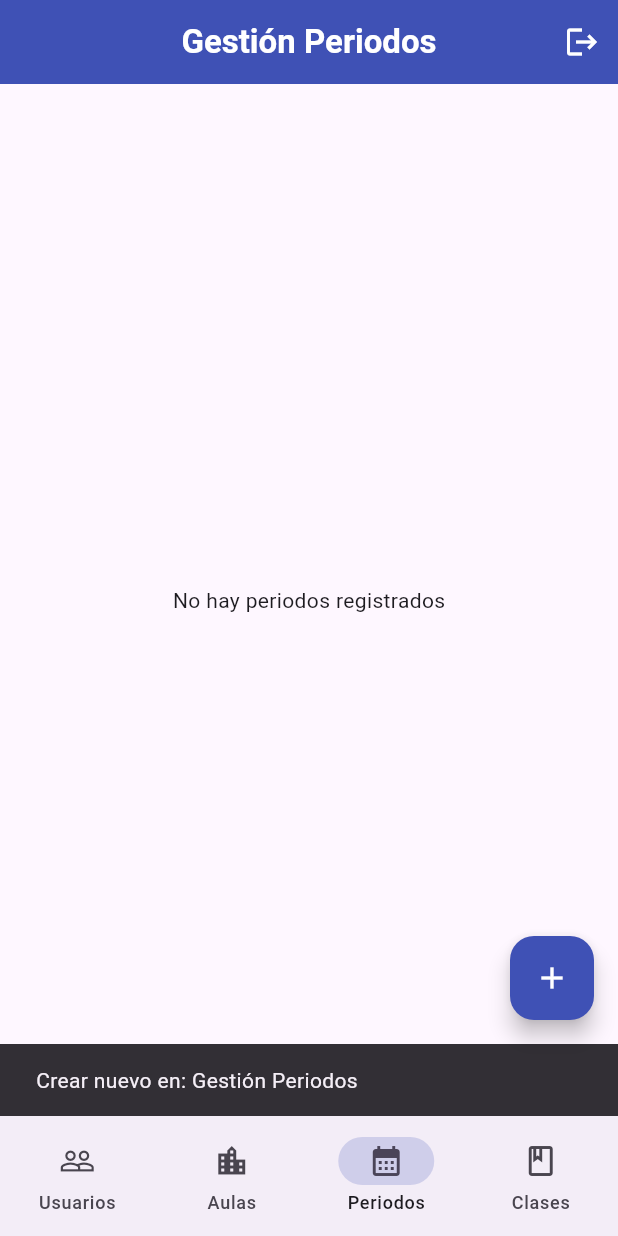
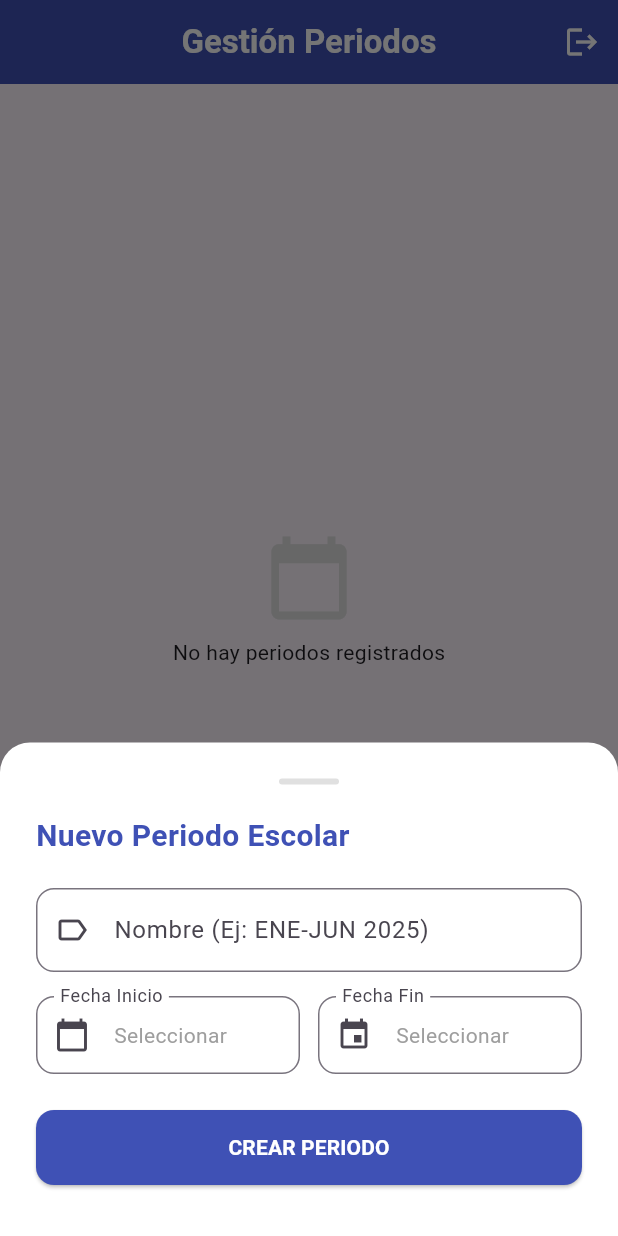
Before and after one commit to FranMirandaJ/dam_proyecto_final, a Flutter app: the AdminHomeScreen screen opened directly, item 3 of the bottom bar chosen, after a tap on the "add" icon, on a phone screen of 412 x 824 dp. Run offline on Flutter 3.47's test engine with Material 3 defaults, Android fonts, the phone set to English and light mode, and no system bars; our stand-ins replace cloud_firestore, firebase_auth, firebase_core, firebase_messaging, flutter_map, geolocator and 2 more; missing offline and left inert: mobile_scanner; accounts and stored records are empty.

Commit message:
se añadio la creacion y edicion de periodos en admin

```diff
--- a/lib/screens/administrator/admin_periodos.dart
+++ b/lib/screens/administrator/admin_periodos.dart
@@ -1,46 +1,172 @@
 import 'package:flutter/material.dart';
 import 'package:cloud_firestore/cloud_firestore.dart';
-import 'package:intl/intl.dart'; // Asegúrate de tener intl en pubspec.yaml
+import 'package:intl/intl.dart';
+import 'widgets/manage_periodo_modal.dart';
 
 class AdminPeriodosScreen extends StatelessWidget {
   const AdminPeriodosScreen({Key? key}) : super(key: key);
 
-  String _formatTimestamp(dynamic timestamp) {
-    if (timestamp == null) return "--";
-    if (timestamp is Timestamp) {
-      return DateFormat('dd/MM/yyyy').format(timestamp.toDate());
-    }
-    return timestamp.toString();
-  }
-
   @override
   Widget build(BuildContext context) {
     return StreamBuilder<QuerySnapshot>(
-      stream: FirebaseFirestore.instance.collection('periodos').orderBy('inicio', descending: true).snapshots(),
+      // Ordenamos por inicio descendente para ver lo más nuevo arriba
+      stream: FirebaseFirestore.instance
+          .collection('periodos')
+          .orderBy('inicio', descending: true)
+          .snapshots(),
+
       builder: (context, snapshot) {
-        if (!snapshot.hasData) return const Center(child: CircularProgressIndicator());
+        if (snapshot.hasError)
+          return const Center(child: Text("Error al cargar datos"));
+        if (!snapshot.hasData)
+          return const Center(child: CircularProgressIndicator());
 
         final docs = snapshot.data!.docs;
 
-        if (docs.isEmpty) return const Center(child: Text("No hay periodos registrados"));
+        if (docs.isEmpty) {
+          return Center(
+            child: Column(
+              mainAxisAlignment: MainAxisAlignment.center,
+              children: [
+                Icon(Icons.calendar_today, size: 60, color: Colors.grey[300]),
+                const SizedBox(height: 10),
+                const Text("No hay periodos registrados"),
+              ],
+            ),
+          );
+        }
 
         return ListView.builder(
-          padding: const EdgeInsets.all(10),
+          padding: const EdgeInsets.only(
+            top: 10,
+            bottom: 80,
+            left: 10,
+            right: 10,
+          ),
           itemCount: docs.length,
           itemBuilder: (context, index) {
             final data = docs[index].data() as Map<String, dynamic>;
-            final String nombre = data['periodo'] ?? 'Periodo sin nombre';
-            final String inicio = _formatTimestamp(data['inicio']);
-            final String fin = _formatTimestamp(data['fin']);
+            final String id = docs[index].id;
+            final String nombre = data['periodo'] ?? '---';
+
+            DateTime? inicio, fin;
+            if (data['inicio'] != null)
+              inicio = (data['inicio'] as Timestamp).toDate();
+            if (data['fin'] != null) fin = (data['fin'] as Timestamp).toDate();
+
+            final dateFormat = DateFormat('dd MMM yyyy');
+
+            // --- LÓGICA DE ESTADO (VISUAL) ---
+            final now = DateTime.now();
+
+            // Estado por defecto
+            String estadoLabel = "DESCONOCIDO";
+            Color estadoColor = Colors.grey;
+            bool isCurrent = false;
+
+            if (inicio != null && fin != null) {
+              // Ajustamos fin al final del día para comparación justa
+              final endOfFin = DateTime(
+                fin.year,
+                fin.month,
+                fin.day,
+                23,
+                59,
+                59,
+              );
+
+              if (now.isBefore(inicio)) {
+                estadoLabel = "PRÓXIMO";
+                estadoColor = Colors.blue;
+              } else if (now.isAfter(endOfFin)) {
+                estadoLabel = "FINALIZADO";
+                estadoColor = Colors.grey;
+              } else {
+                estadoLabel = "ACTUAL";
+                estadoColor = Colors.green;
+                isCurrent = true;
+              }
+            }
 
             return Card(
-              elevation: 2,
+              elevation: isCurrent ? 4 : 1,
+              shape: RoundedRectangleBorder(
+                borderRadius: BorderRadius.circular(12),
+                // Borde verde si es el actual para destacarlo
+                side: isCurrent
+                    ? const BorderSide(color: Color(0xFF3F51B5), width: 2)
+                    : BorderSide.none,
+              ),
+              margin: const EdgeInsets.symmetric(vertical: 6),
               child: ListTile(
-                leading: const Icon(Icons.date_range_rounded, color: Colors.purple, size: 30),
-                title: Text(nombre, style: const TextStyle(fontWeight: FontWeight.bold)),
-                subtitle: Text("Del $inicio al $fin"),
+                contentPadding: const EdgeInsets.symmetric(
+                  horizontal: 16,
+                  vertical: 12,
+                ),
+                leading: Container(
+                  padding: const EdgeInsets.all(10),
+                  decoration: BoxDecoration(
+                    color: estadoColor.withOpacity(0.1),
+                    borderRadius: BorderRadius.circular(8),
+                  ),
+                  child: Icon(Icons.date_range, color: estadoColor),
+                ),
+                title: Row(
+                  children: [
+                    Expanded(
+                      child: Text(
+                        nombre,
+                        style: TextStyle(
+                          fontWeight: FontWeight.bold,
+                          fontSize: 16,
+                          color: isCurrent ? Colors.black : Colors.grey[700],
+                        ),
+                      ),
+                    ),
+                    const SizedBox(width: 8),
+                    // Chip de estado
+                    Container(
+                      padding: const EdgeInsets.symmetric(
+                        horizontal: 8,
+                        vertical: 4,
+                      ),
+                      decoration: BoxDecoration(
+                        color: estadoColor,
+                        borderRadius: BorderRadius.circular(6),
+                      ),
+                      child: Text(
+                        estadoLabel,
+                        style: const TextStyle(
+                          color: Colors.white,
+                          fontSize: 10,
+                          fontWeight: FontWeight.bold,
+                        ),
+                      ),
+                    ),
+                  ],
+                ),
+                subtitle: Padding(
+                  padding: const EdgeInsets.only(top: 6.0),
+                  child: Text(
+                    "${inicio != null ? dateFormat.format(inicio) : '?'}  —  ${fin != null ? dateFormat.format(fin) : '?'}",
+                    style: TextStyle(fontSize: 13, color: Colors.grey[600]),
+                  ),
+                ),
+                // Quitamos el icono de basura (trailing)
+                // Solo dejamos el tap para editar si es necesario corregir fechas
+                trailing: const Icon(Icons.edit, size: 18, color: Colors.grey),
                 onTap: () {
-                  // Editar fechas del periodo
+                  showModalBottomSheet(
+                    context: context,
+                    isScrollControlled: true,
+                    backgroundColor: Colors.transparent,
+                    builder: (context) => ManagePeriodoModal(
+                      periodoId: id,
+                      currentName: nombre,
+                      currentInicio: inicio,
+                      currentFin: fin,
+                    ),
+                  );
                 },
               ),
             );
--- a/lib/screens/administrator/home_admin.dart
+++ b/lib/screens/administrator/home_admin.dart
@@ -10,6 +10,7 @@ import 'admin_clases.dart';
 
 import 'widgets/create_teacher_modal.dart';
 import 'widgets/manage_aula_modal.dart';
+import 'widgets/manage_periodo_modal.dart';
 
 class AdminHomeScreen extends StatefulWidget {
   const AdminHomeScreen({Key? key}) : super(key: key);
@@ -127,6 +128,14 @@ class _AdminHomeScreenState extends State<AdminHomeScreen> {
               builder: (context) =>
                   const ManageAulaModal(), // Sin argumentos = Crear
             );
+          } else if (_currentIndex == 2) {
+            // PERIODOS
+            showModalBottomSheet(
+              context: context,
+              isScrollControlled: true,
+              backgroundColor: Colors.transparent,
+              builder: (context) => const ManagePeriodoModal(), // Crear nuevo
+            );
           } else {
             // Otras pestañas...
             ScaffoldMessenger.of(context).showSnackBar(
--- /dev/null
+++ b/lib/screens/administrator/widgets/manage_periodo_modal.dart
@@ -0,0 +1,276 @@
+import 'package:flutter/material.dart';
+import 'package:cloud_firestore/cloud_firestore.dart';
+import 'package:intl/intl.dart';
+
+class ManagePeriodoModal extends StatefulWidget {
+  final String? periodoId;
+  final String? currentName;
+  final DateTime? currentInicio;
+  final DateTime? currentFin;
+
+  const ManagePeriodoModal({
+    Key? key,
+    this.periodoId,
+    this.currentName,
+    this.currentInicio,
+    this.currentFin,
+  }) : super(key: key);
+
+  @override
+  State<ManagePeriodoModal> createState() => _ManagePeriodoModalState();
+}
+
+class _ManagePeriodoModalState extends State<ManagePeriodoModal> {
+  final _formKey = GlobalKey<FormState>();
+  late TextEditingController _nameController;
+
+  DateTime? _fechaInicio;
+  DateTime? _fechaFin;
+  bool _isLoading = false;
+
+  @override
+  void initState() {
+    super.initState();
+    _nameController = TextEditingController(text: widget.currentName ?? '');
+    _fechaInicio = widget.currentInicio;
+    _fechaFin = widget.currentFin;
+  }
+
+  Future<void> _selectDate(BuildContext context, bool isStart) async {
+    final DateTime? picked = await showDatePicker(
+      context: context,
+      initialDate: isStart
+          ? (_fechaInicio ?? DateTime.now())
+          : (_fechaFin ?? DateTime.now().add(const Duration(days: 90))),
+      firstDate: DateTime(2020),
+      lastDate: DateTime(2030),
+    );
+    if (picked != null) {
+      setState(() {
+        if (isStart) {
+          _fechaInicio = picked;
+        } else {
+          _fechaFin = picked;
+        }
+      });
+    }
+  }
+
+  Future<void> _submit() async {
+    if (!_formKey.currentState!.validate()) return;
+
+    if (_fechaInicio == null || _fechaFin == null) {
+      ScaffoldMessenger.of(
+        context,
+      ).showSnackBar(const SnackBar(content: Text("Define ambas fechas")));
+      return;
+    }
+
+    if (_fechaFin!.isBefore(_fechaInicio!)) {
+      ScaffoldMessenger.of(context).showSnackBar(
+        const SnackBar(
+          content: Text("La fecha fin debe ser posterior al inicio"),
+        ),
+      );
+      return;
+    }
+
+    setState(() => _isLoading = true);
+
+    try {
+      final Map<String, dynamic> data = {
+        'periodo': _nameController.text.trim(),
+        // Nombre del periodo (Ej: ENE-JUN 2025)
+        'inicio': Timestamp.fromDate(_fechaInicio!),
+        'fin': Timestamp.fromDate(_fechaFin!),
+      };
+
+      if (widget.periodoId == null) {
+        // CREAR
+        await FirebaseFirestore.instance.collection('periodos').add(data);
+        if (mounted) {
+          Navigator.pop(context);
+          ScaffoldMessenger.of(context).showSnackBar(
+            const SnackBar(
+              content: Text("Periodo creado"),
+              backgroundColor: Colors.green,
+            ),
+          );
+        }
+      } else {
+        // EDITAR
+        await FirebaseFirestore.instance
+            .collection('periodos')
+            .doc(widget.periodoId)
+            .update(data);
+        if (mounted) {
+          Navigator.pop(context);
+          ScaffoldMessenger.of(context).showSnackBar(
+            const SnackBar(
+              content: Text("Periodo actualizado"),
+              backgroundColor: Colors.blue,
+            ),
+          );
+        }
+      }
+    } catch (e) {
+      if (mounted) {
+        ScaffoldMessenger.of(context).showSnackBar(
+          SnackBar(content: Text("Error: $e"), backgroundColor: Colors.red),
+        );
+      }
+    } finally {
+      if (mounted) setState(() => _isLoading = false);
+    }
+  }
+
+  @override
+  Widget build(BuildContext context) {
+    final bottomInset = MediaQuery.of(context).viewInsets.bottom;
+    final dateFormat = DateFormat('dd/MM/yyyy');
+
+    return Padding(
+      padding: EdgeInsets.only(bottom: bottomInset),
+      child: SingleChildScrollView(
+        child: Container(
+          padding: const EdgeInsets.all(24.0),
+          decoration: const BoxDecoration(
+            color: Colors.white,
+            borderRadius: BorderRadius.only(
+              topLeft: Radius.circular(20),
+              topRight: Radius.circular(20),
+            ),
+          ),
+          child: Form(
+            key: _formKey,
+            child: Column(
+              mainAxisSize: MainAxisSize.min,
+              crossAxisAlignment: CrossAxisAlignment.start,
+              children: [
+                Center(
+                  child: Container(
+                    width: 40,
+                    height: 4,
+                    decoration: BoxDecoration(
+                      color: Colors.grey[300],
+                      borderRadius: BorderRadius.circular(2),
+                    ),
+                  ),
+                ),
+                const SizedBox(height: 20),
+
+                Text(
+                  widget.periodoId == null
+                      ? "Nuevo Periodo Escolar"
+                      : "Editar Periodo",
+                  style: const TextStyle(
+                    fontSize: 20,
+                    fontWeight: FontWeight.bold,
+                    color: Color(0xFF3F51B5),
+                  ),
+                ),
+                const SizedBox(height: 20),
+
+                // NOMBRE
+                TextFormField(
+                  controller: _nameController,
+                  decoration: InputDecoration(
+                    labelText: "Nombre (Ej: ENE-JUN 2025)",
+                    prefixIcon: const Icon(Icons.label_outline),
+                    border: OutlineInputBorder(
+                      borderRadius: BorderRadius.circular(12),
+                    ),
+                  ),
+                  validator: (v) => v!.isEmpty ? "Requerido" : null,
+                ),
+                const SizedBox(height: 16),
+
+                // FECHAS ROW
+                Row(
+                  children: [
+                    Expanded(
+                      child: InkWell(
+                        onTap: () => _selectDate(context, true),
+                        child: InputDecorator(
+                          decoration: InputDecoration(
+                            labelText: "Fecha Inicio",
+                            prefixIcon: const Icon(Icons.calendar_today),
+                            border: OutlineInputBorder(
+                              borderRadius: BorderRadius.circular(12),
+                            ),
+                          ),
+                          child: Text(
+                            _fechaInicio != null
+                                ? dateFormat.format(_fechaInicio!)
+                                : "Seleccionar",
+                            style: TextStyle(
+                              color: _fechaInicio != null
+                                  ? Colors.black
+                                  : Colors.grey,
+                            ),
+                          ),
+                        ),
+                      ),
+                    ),
+                    const SizedBox(width: 12),
+                    Expanded(
+                      child: InkWell(
+                        onTap: () => _selectDate(context, false),
+                        child: InputDecorator(
+                          decoration: InputDecoration(
+                            labelText: "Fecha Fin",
+                            prefixIcon: const Icon(Icons.event),
+                            border: OutlineInputBorder(
+                              borderRadius: BorderRadius.circular(12),
+                            ),
+                          ),
+                          child: Text(
+                            _fechaFin != null
+                                ? dateFormat.format(_fechaFin!)
+                                : "Seleccionar",
+                            style: TextStyle(
+                              color: _fechaFin != null
+                                  ? Colors.black
+                                  : Colors.grey,
+                            ),
+                          ),
+                        ),
+                      ),
+                    ),
+                  ],
+                ),
+
+                const SizedBox(height: 24),
+                SizedBox(
+                  width: double.infinity,
+                  height: 50,
+                  child: ElevatedButton(
+                    onPressed: _isLoading ? null : _submit,
+                    style: ElevatedButton.styleFrom(
+                      backgroundColor: const Color(0xFF3F51B5),
+                      shape: RoundedRectangleBorder(
+                        borderRadius: BorderRadius.circular(12),
+                      ),
+                    ),
+                    child: _isLoading
+                        ? const CircularProgressIndicator(color: Colors.white)
+                        : Text(
+                            widget.periodoId == null
+                                ? "CREAR PERIODO"
+                                : "GUARDAR CAMBIOS",
+                            style: const TextStyle(
+                              color: Colors.white,
+                              fontWeight: FontWeight.bold,
+                            ),
+                          ),
+                  ),
+                ),
+                const SizedBox(height: 10),
+              ],
+            ),
+          ),
+        ),
+      ),
+    );
+  }
+}
```
